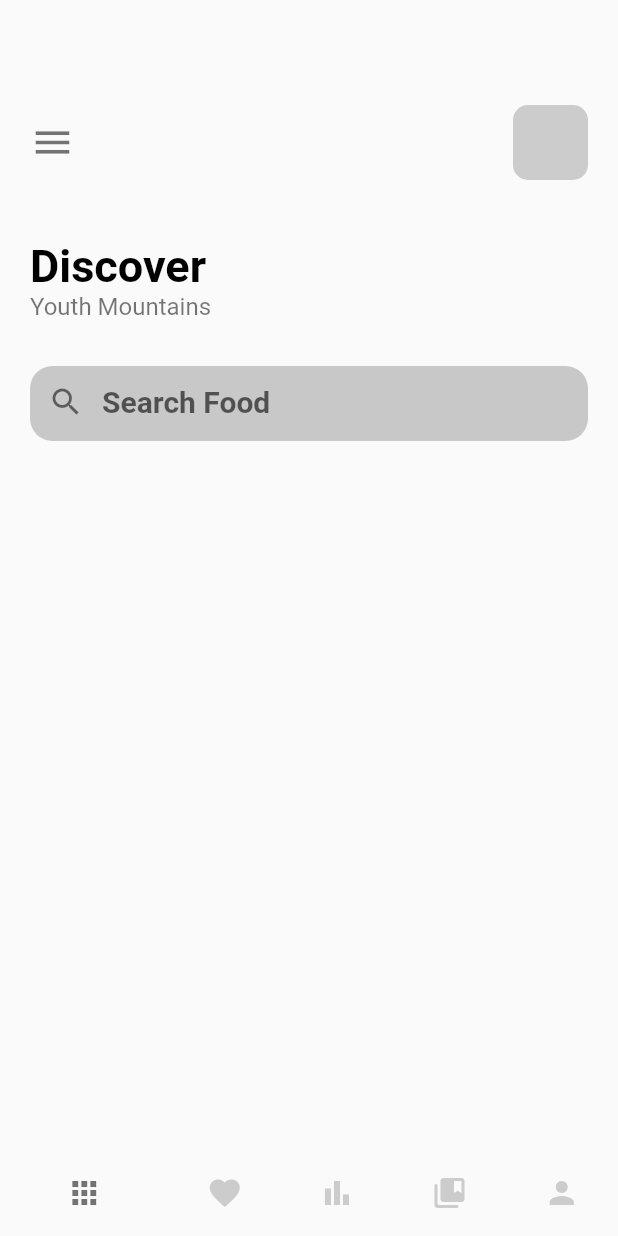
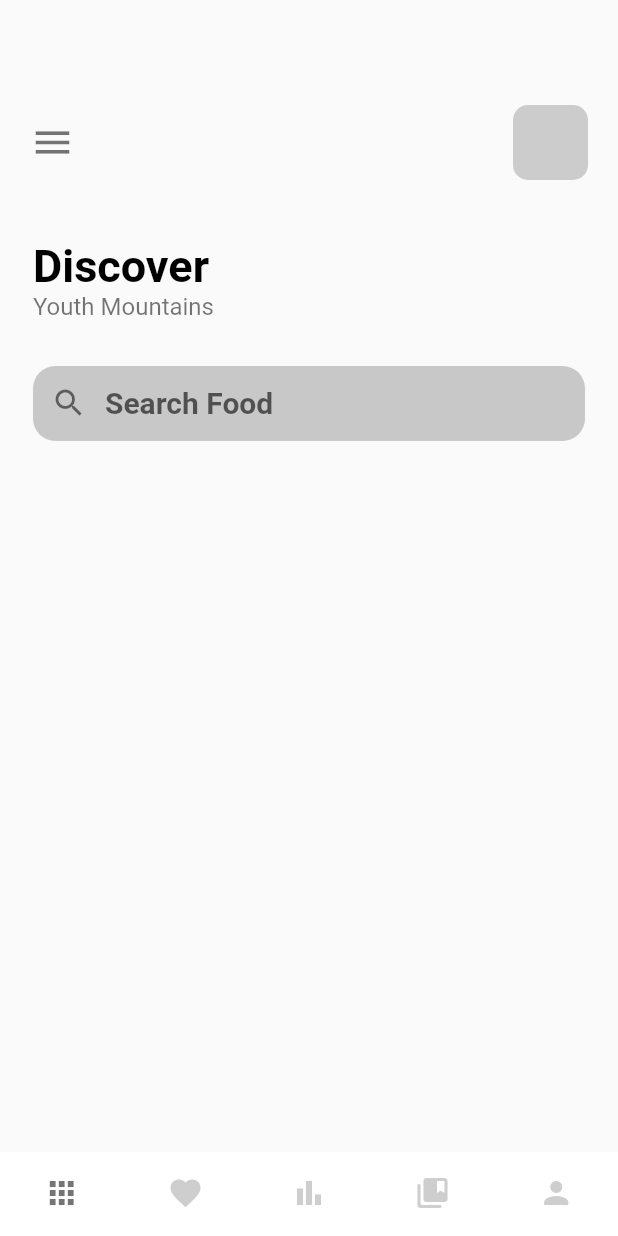
Before and after one commit to UWare1/FindFood, a Flutter app: the screen it shows after launch, on a phone screen of 412 x 824 dp. Run offline on Flutter 3.47's test engine with Material 2 defaults, Android fonts, the phone set to English and light mode, and no system bars.

Commit message:
Update First Section V - 1.0
Size Config

```diff
--- a/findfood/lib/pages/navpages/home_page.dart
+++ b/findfood/lib/pages/navpages/home_page.dart
@@ -1,3 +1,4 @@
+import 'package:findfood/size_config.dart';
 import 'package:findfood/widgets/app_large_text.dart';
 import 'package:findfood/widgets/app_text.dart';
 import 'package:flutter/material.dart';
@@ -14,6 +15,7 @@ class HomePage extends StatefulWidget {
 class _HomePageState extends State<HomePage> {
   @override
   Widget build(BuildContext context) {
+    SizeConfig().init(context);
     return Scaffold(
       body: Column(crossAxisAlignment: CrossAxisAlignment.start, children: [
         //menu text
@@ -43,7 +45,7 @@ class _HomePageState extends State<HomePage> {
         ),
         //discover text
         Container(
-          margin: const EdgeInsets.only(left: 20),
+          margin: EdgeInsets.only(left: getProportionateScreenWidth(20)),
           child: Column(
             crossAxisAlignment: CrossAxisAlignment.start,
             children: [
@@ -61,12 +63,14 @@ class _HomePageState extends State<HomePage> {
           child: Column(
             children: [
               Padding(
-                padding: const EdgeInsets.symmetric(horizontal: 10),
+                padding: EdgeInsets.symmetric(
+                    horizontal: getProportionateScreenWidth(10)),
                 child: Column(
                   children: [
                     Container(
-                      margin: const EdgeInsets.symmetric(horizontal: 10),
-                      width: double.infinity,
+                      margin: EdgeInsets.symmetric(
+                          horizontal: getProportionateScreenWidth(10)),
+                      width: SizeConfig.screenWidth,
                       height: 50,
                       decoration: BoxDecoration(
                           borderRadius: BorderRadius.circular(15),
@@ -76,17 +80,17 @@ class _HomePageState extends State<HomePage> {
                         onChanged: (value) {
                           //search value
                         },
-                        decoration: const InputDecoration(
+                        decoration: InputDecoration(
                             enabledBorder: InputBorder.none,
                             focusedBorder: InputBorder.none,
                             hintText: "Search Food",
-                            hintStyle: TextStyle(
+                            hintStyle: const TextStyle(
                                 fontSize: 20, fontWeight: FontWeight.bold),
-                            prefixIcon: Icon(Icons.search),
+                            prefixIcon: const Icon(Icons.search),
                             prefixIconColor: Colors.black54,
                             contentPadding: EdgeInsets.symmetric(
-                              horizontal: 20,
-                              vertical: 12,
+                              horizontal: getProportionateScreenWidth(20),
+                              vertical: getProportionateScreenWidth(12),
                             )),
                       ),
                     )
--- a/findfood/lib/pages/navpages/main_page.dart
+++ b/findfood/lib/pages/navpages/main_page.dart
@@ -34,8 +34,8 @@ class _MainPageState extends State<MainPage> {
       bottomNavigationBar: BottomNavigationBar(
         unselectedFontSize: 0,
         selectedFontSize: 0,
-        type: BottomNavigationBarType.shifting,
-        //backgroundColor: Colors.white,
+        type: BottomNavigationBarType.fixed,
+        backgroundColor: Colors.white,
         onTap: onTap,
         currentIndex: currentIndex,
         selectedItemColor: Colors.black54,
--- /dev/null
+++ b/findfood/lib/size_config.dart
@@ -0,0 +1,48 @@
+import 'package:flutter/material.dart';
+
+class SizeConfig {
+  static late MediaQueryData _mediaQueryData;
+  static late double screenWidth;
+  static late double screenHeight;
+  static double? defaultSize;
+  static Orientation? orientation;
+
+  static late double blockSizeHorizontal;
+  static late double blockSizeVertical;
+
+  static late double _safeAreaHorizontal;
+  static late double _safeAreaVertical;
+  static late double safeBlockHorizontal;
+  static late double safeBlockVertical;
+
+  void init(BuildContext context) {
+    _mediaQueryData = MediaQuery.of(context);
+    screenWidth = _mediaQueryData.size.width;
+    screenHeight = _mediaQueryData.size.height;
+    orientation = _mediaQueryData.orientation;
+
+    blockSizeHorizontal = screenWidth / 100;
+    blockSizeVertical = screenHeight / 100;
+
+    _safeAreaHorizontal =
+        _mediaQueryData.padding.left + _mediaQueryData.padding.right;
+    _safeAreaVertical =
+        _mediaQueryData.padding.top + _mediaQueryData.padding.bottom;
+    safeBlockHorizontal = (screenWidth - _safeAreaHorizontal) / 100;
+    safeBlockVertical = (screenHeight - _safeAreaVertical) / 100;
+  }
+}
+
+// Get the proportionate height as per screen size
+double getProportionateScreenHeight(double inputHeight) {
+  double screenHeight = SizeConfig.screenHeight;
+  // 812 is the layout height that designer use
+  return (inputHeight / 812.0) * screenHeight;
+}
+
+// Get the proportionate height as per screen size
+double getProportionateScreenWidth(double inputWidth) {
+  double screenWidth = SizeConfig.screenWidth;
+  // 375 is the layout width that designer use
+  return (inputWidth / 375.0) * screenWidth;
+}
```
